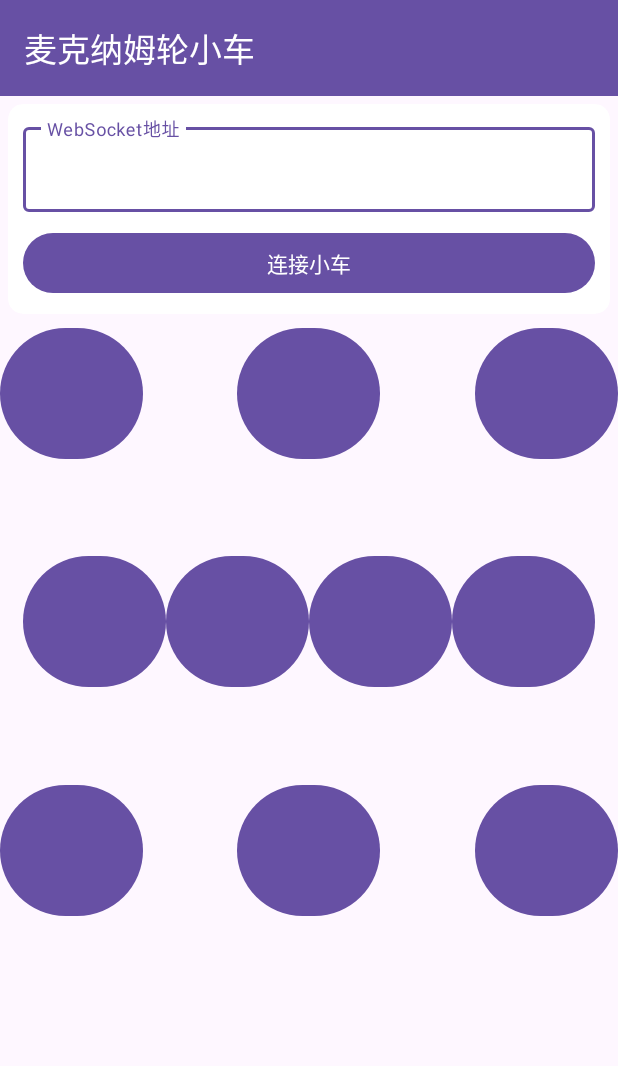
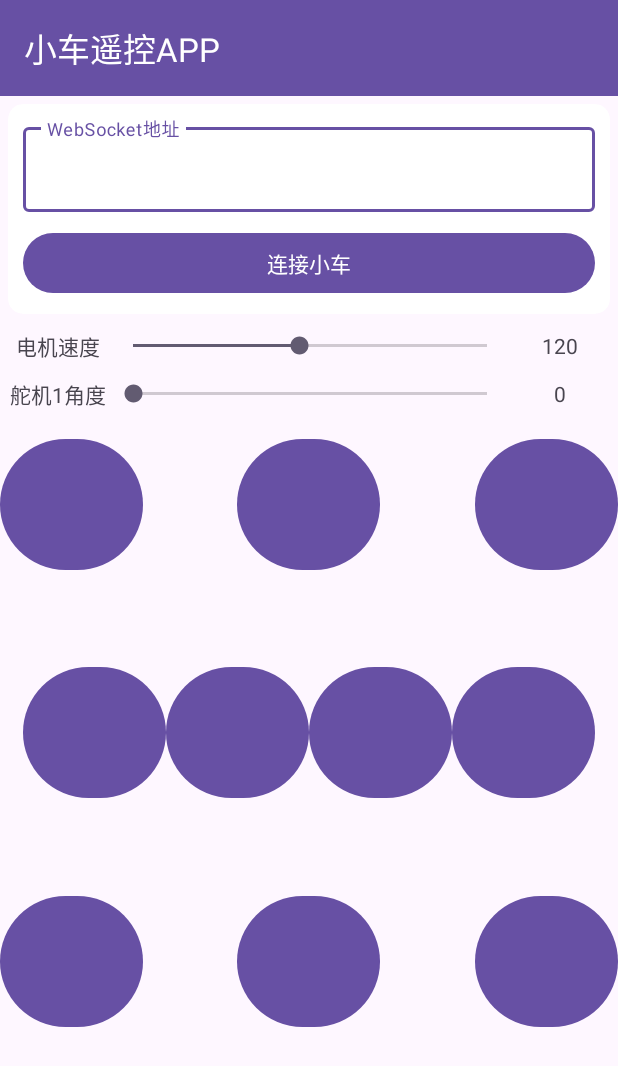
Before and after one commit to vaemc/GeneraCarControlApp, an Android app: the screen it shows after launch (MainActivity), on a phone screen of 412 x 824 dp. Shown: the top 1066 px of the screen. Run offline under Robolectric (Android 15) with nearby library versions, the phone set to English and light mode, and no system bars; libraries missing offline, so code that uses them is left out: at.markushi.ui; plain views replace CircleButton; 20 statements that could not run were skipped.

Commit message:
增加功能

```diff
--- a/app/build.gradle
+++ b/app/build.gradle
@@ -43,4 +43,5 @@ dependencies {
     androidTestImplementation 'androidx.test.espresso:espresso-core:3.5.1'
     implementation 'com.github.markushi:circlebutton:1.1'
     implementation("com.squareup.okhttp3:okhttp:4.11.0")
+    implementation 'com.google.code.gson:gson:2.11.0'
 }
--- a/app/src/main/res/layout/activity_main.xml
+++ b/app/src/main/res/layout/activity_main.xml
@@ -15,15 +15,22 @@
         android:minHeight="?attr/actionBarSize"
         android:theme="?attr/actionBarTheme"
         app:title="@string/app_name"
-        app:titleTextColor="@color/white"/>
+        app:titleTextColor="@color/white" />
+
+    <LinearLayout
+        android:layout_width="match_parent"
+        android:layout_height="wrap_content"
+        android:layout_below="@id/toolbar"
+        android:orientation="vertical">
 
         <androidx.cardview.widget.CardView
-        android:layout_below="@id/toolbar"
+
             android:id="@+id/card"
             android:layout_width="match_parent"
             android:layout_height="wrap_content"
             android:layout_margin="5dp"
             app:cardCornerRadius="10dp">
+
             <LinearLayout
                 android:layout_width="match_parent"
                 android:layout_height="wrap_content"
@@ -60,13 +67,77 @@
                     android:textColor="#fff" />
             </LinearLayout>
         </androidx.cardview.widget.CardView>
+
+        <LinearLayout
+            android:layout_width="match_parent"
+            android:layout_height="wrap_content"
+            android:layout_margin="5dp"
+            android:gravity="center"
+            android:orientation="horizontal">
+
+            <TextView
+                android:layout_width="match_parent"
+                android:layout_height="wrap_content"
+                android:layout_weight="5"
+                android:gravity="center"
+                android:text="电机速度" />
+
+            <SeekBar
+                android:id="@+id/speed"
+                android:layout_width="match_parent"
+                android:layout_height="wrap_content"
+                android:layout_weight="2"
+                android:max="255"
+                android:min="0"
+                android:progress="120" />
+
+            <TextView
+                android:id="@+id/speedText"
+                android:layout_width="match_parent"
+                android:layout_height="wrap_content"
+                android:gravity="center"
+                android:layout_weight="5"
+                android:text="120" />
+        </LinearLayout>
+
+        <LinearLayout
+            android:layout_width="match_parent"
+            android:layout_height="wrap_content"
+            android:layout_margin="5dp"
+            android:gravity="center"
+            android:orientation="horizontal">
+
+            <TextView
+                android:layout_width="match_parent"
+                android:layout_height="wrap_content"
+                android:layout_weight="5"
+                android:gravity="center"
+                android:text="舵机1角度" />
+
+            <SeekBar
+                android:id="@+id/servo1"
+                android:layout_width="match_parent"
+                android:layout_height="wrap_content"
+                android:layout_weight="2"
+                android:max="180"
+                android:min="0" />
+
+            <TextView
+                android:id="@+id/servo1Text"
+                android:layout_width="match_parent"
+                android:layout_height="wrap_content"
+                android:layout_weight="5"
+                android:gravity="center"
+                android:text="0" />
+        </LinearLayout>
+
         <RelativeLayout
-        android:layout_below="@id/card"
             android:layout_width="match_parent"
             android:layout_height="400dp"
+            android:layout_below="@id/card"
+            android:layout_centerHorizontal="true"
             android:layout_centerVertical="true"
-        android:layout_centerHorizontal="true"
-        >
+            android:layout_marginTop="10dp">
 
             <at.markushi.ui.CircleButton
                 android:id="@+id/btn_forward"
@@ -76,8 +147,7 @@
                 android:layout_centerHorizontal="true"
                 android:padding="18dp"
                 android:src="@drawable/ic_forward"
-            app:cb_color="#80000000"
-             />
+                app:cb_color="#80000000" />
 
             <at.markushi.ui.CircleButton
 
@@ -120,8 +190,7 @@
                     android:layout_centerVertical="true"
                     android:padding="18dp"
                     android:src="@drawable/ic_left"
-                app:cb_color="#80000000"
-                 />
+                    app:cb_color="#80000000" />
 
                 <at.markushi.ui.CircleButton
                     android:id="@+id/btn_counterclockwise"
@@ -142,8 +211,7 @@
 
                     android:padding="18dp"
                     android:src="@drawable/ic_clockwise"
-                app:cb_color="#80000000"
-                 />
+                    app:cb_color="#80000000" />
 
                 <at.markushi.ui.CircleButton
 
@@ -155,8 +223,7 @@
                     android:layout_centerVertical="true"
                     android:padding="18dp"
                     android:src="@drawable/ic_right"
-                app:cb_color="#80000000"
-                 />
+                    app:cb_color="#80000000" />
 
 
             </LinearLayout>
@@ -171,8 +238,7 @@
                 android:layout_centerHorizontal="true"
                 android:padding="18dp"
                 android:src="@drawable/ic_backward"
-            app:cb_color="#80000000"
-             />
+                app:cb_color="#80000000" />
 
             <at.markushi.ui.CircleButton
 
@@ -183,8 +249,7 @@
                 android:layout_alignParentBottom="true"
                 android:padding="18dp"
                 android:src="@drawable/ic_backward_left"
-            app:cb_color="#80000000"
-             />
+                app:cb_color="#80000000" />
 
             <at.markushi.ui.CircleButton
 
@@ -195,11 +260,11 @@
                 android:layout_alignParentBottom="true"
                 android:padding="18dp"
                 android:src="@drawable/ic_backward_right"
-            app:cb_color="#80000000"
-             />
+                app:cb_color="#80000000" />
 
         </RelativeLayout>
 
+    </LinearLayout>
 
 
 </RelativeLayout>
--- a/app/src/main/res/values/strings.xml
+++ b/app/src/main/res/values/strings.xml
@@ -1,3 +1,3 @@
 <resources>
-    <string name="app_name">麦克纳姆轮小车</string>
+    <string name="app_name">小车遥控APP</string>
 </resources>
```
Also changed, not shown: app/src/main/java/com/vaemc/generacarcontrolapp/MainActivity.kt (+81 -2 lines), app/src/main/res/drawable/ic_motor.xml (added, +285 -0 lines), app/src/main/res/drawable/ic_servo.xml (added, +84 -0 lines). Lines whose indentation alone changed are shown as unchanged.
